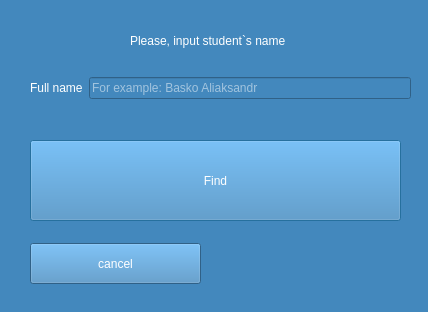
Before: the Qt Designer form QTcreator/Diary/check_student.ui in albaSANDROS/DIPLOMA-PROJECT.-Multi-user-client-server-application-e-journal, drawn with Qt 5.
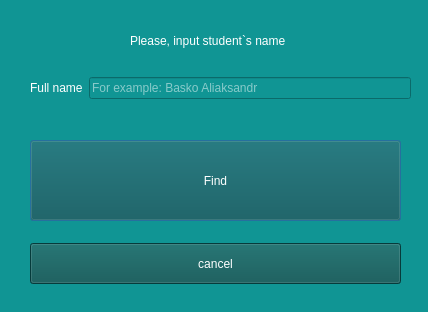
After: the same form once the commit is applied.

Patch:
```diff
--- a/QTcreator/Diary/check_student.ui
+++ b/QTcreator/Diary/check_student.ui
@@ -14,8 +14,11 @@
    <string>Dialog</string>
   </property>
   <property name="styleSheet">
-   <string notr="true">background-color: rgb(67, 136, 189);
-selection-color: rgb(22, 34, 49);</string>
+   <string notr="true">
+color: rgb(255, 255, 255);
+background-color: rgb(16, 149, 148);
+
+</string>
   </property>
   <widget class="QPushButton" name="find_button">
    <property name="geometry">
@@ -27,7 +30,9 @@
     </rect>
    </property>
    <property name="styleSheet">
-    <string notr="true">color: rgb(255, 255, 255);</string>
+    <string notr="true">background-color: rgb(29, 35, 35);
+background-color: rgb(9, 83, 82);
+color: rgb(255, 255, 255);</string>
    </property>
    <property name="text">
     <string>Find</string>
@@ -38,12 +43,14 @@
     <rect>
      <x>30</x>
      <y>243</y>
-     <width>171</width>
+     <width>371</width>
      <height>41</height>
     </rect>
    </property>
    <property name="styleSheet">
-    <string notr="true">color: rgb(255, 255, 255);</string>
+    <string notr="true">background-color: rgb(29, 35, 35);
+background-color: rgb(9, 83, 82);
+color: rgb(255, 255, 255);</string>
    </property>
    <property name="text">
     <string>cancel</string>
```
